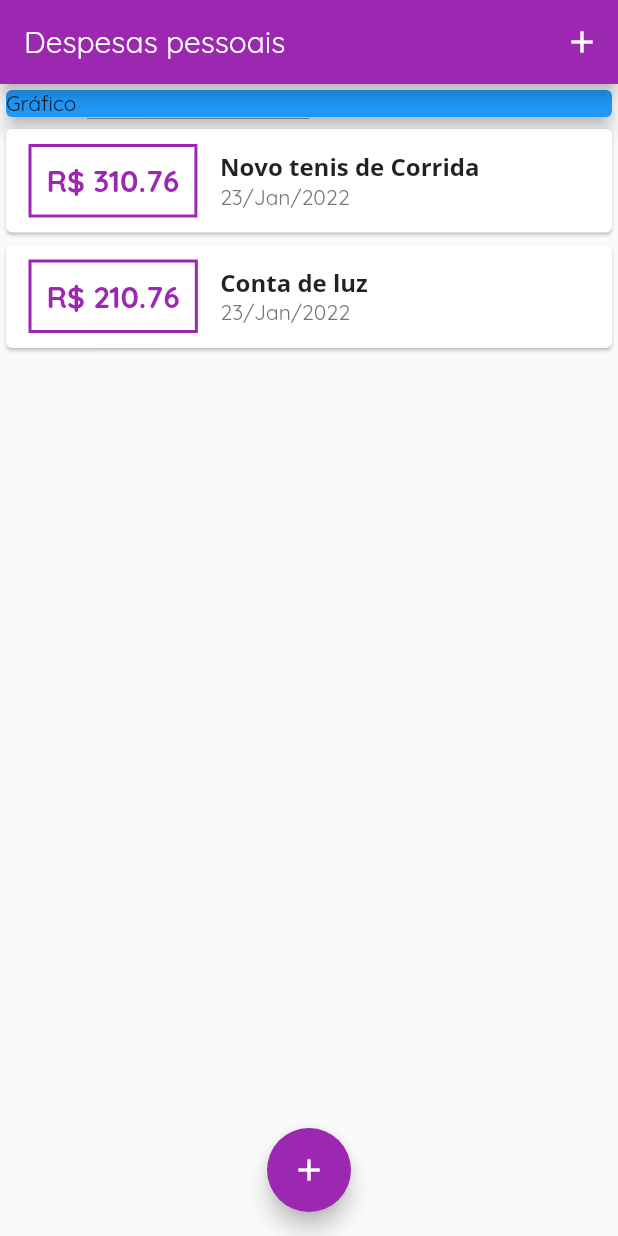
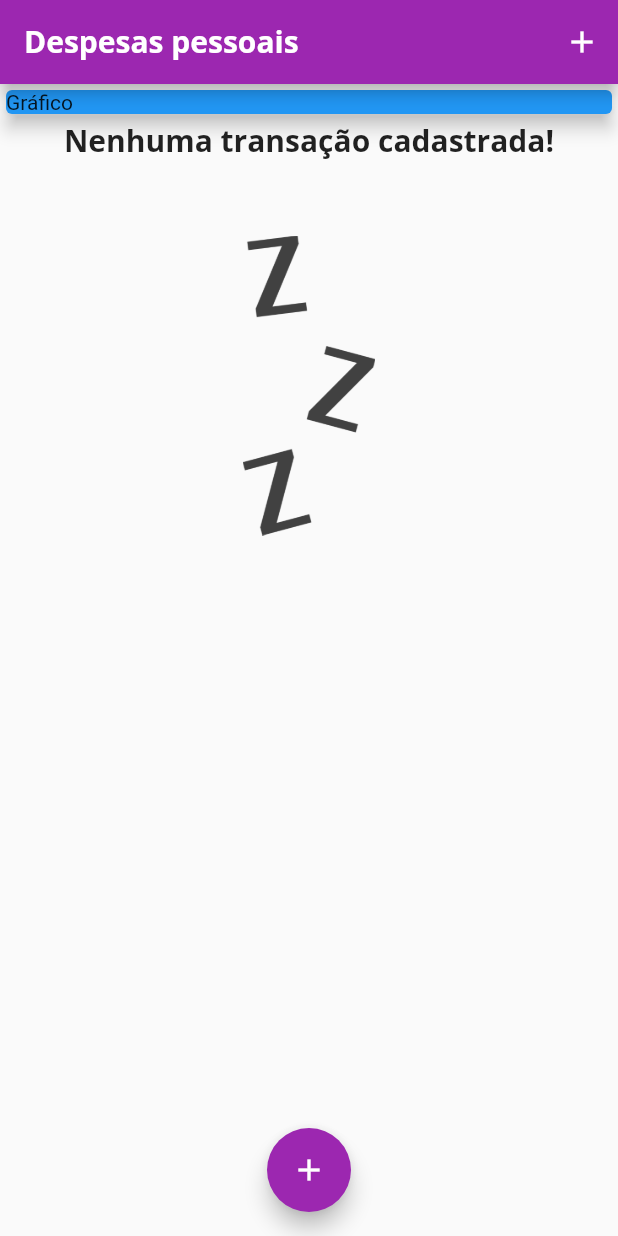
Before and after one commit to AdrielSantoss/Personal-Expenses-App, a Flutter app: the screen it shows after launch, on a phone screen of 412 x 824 dp. Run offline on Flutter 3.47's test engine with Material 2 defaults, Android fonts, the phone set to English and light mode, and no system bars.

Commit message:
Adiciona imagem caso transactions isEmpty.

```diff
--- a/lib/components/transaction_list.dart
+++ b/lib/components/transaction_list.dart
@@ -11,7 +11,19 @@ class TransactionList extends StatelessWidget {
   Widget build(BuildContext context) {
     return SizedBox(
         height: 300,
-        child: ListView.builder(itemBuilder: (ctx, index) {
+        child: transactions.isEmpty ? Column(
+          children: [
+            Text('Nenhuma transação cadastrada!', style: Theme.of(context).textTheme.headline6),
+            Container(
+              margin: const EdgeInsets.fromLTRB(0, 50, 0, 0),
+              height: 200,
+              child: Image.asset(
+                'assets/imgs/waiting.png',
+                fit: BoxFit.cover
+              ),
+            )
+          ]
+          ) : ListView.builder(itemBuilder: (ctx, index) {
           final tran = transactions[index];
             return Card(
               child: Row(
--- a/lib/main.dart
+++ b/lib/main.dart
@@ -19,6 +19,13 @@ class ExtensesApp extends StatelessWidget {
         theme: ThemeData(
           colorScheme: ColorScheme.fromSwatch(primarySwatch: Colors.purple),
           fontFamily: 'Quicksand',
+          textTheme: ThemeData.light().textTheme.copyWith(
+            headline6: const TextStyle(
+              fontFamily: 'OpenSans',
+              fontSize: 20,
+              fontWeight: FontWeight.bold
+            )
+          )
         ),
     );
   }
@@ -33,10 +40,7 @@ class MyHome extends StatefulWidget {
 
 class _MyHomeState extends State<MyHome> {
 
-  final _transactions = [
-    Transaction(id: 't1', title: 'Novo tenis de Corrida', value: 310.76, date: DateTime.now()),
-    Transaction(id: 't2', title: 'Conta de luz', value: 210.76, date: DateTime.now()),
-  ];
+  final List<Transaction> _transactions = [];
 
   _adicionarTransacion(String title, double value) {
     setState(() {
--- a/pubspec.yaml
+++ b/pubspec.yaml
@@ -57,8 +57,8 @@ flutter:
   uses-material-design: true
 
   # To add assets to your application, add an assets section, like this:
-  # assets:
-  #   - images/a_dot_burr.jpeg
+  assets:
+    - assets/imgs/waiting.png
   #   - images/a_dot_ham.jpeg
 
   # An image asset can refer to one or more resolution-specific "variants", see
```
